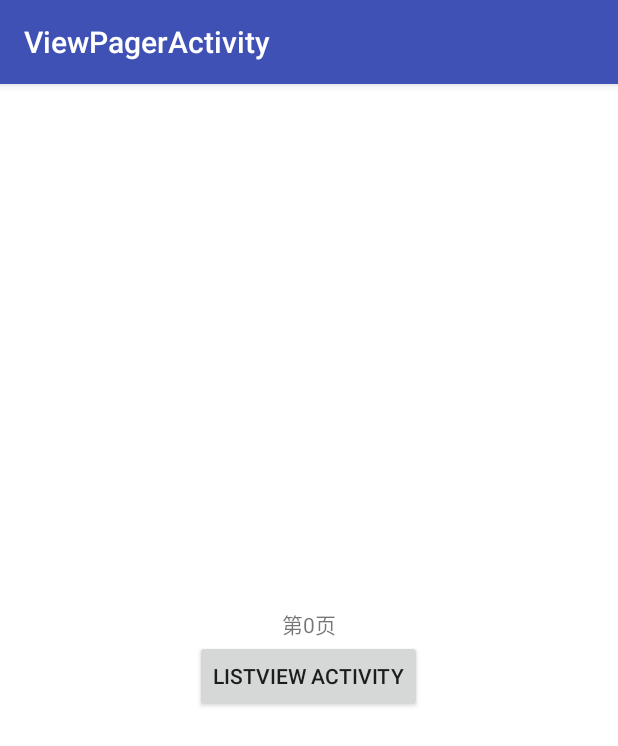
After one commit to aspros18/SlidingClose, an Android app: the ViewPagerActivity screen opened directly, with no data from a screen before it, on a phone screen of 412 x 824 dp. The commit adds this screen. Shown: the top 746 px of the screen. Run offline under Robolectric (Android 15) with nearby library versions, the phone set to English and light mode, and no system bars.

Commit message:
添加滑动关闭测试Activity

```diff
--- /dev/null
+++ b/app/src/main/java/com/aspros/slidingclose/ViewPagerActivity.java
@@ -0,0 +1,66 @@
+package com.aspros.slidingclose;
+
+import android.content.Intent;
+import android.graphics.Color;
+import android.os.Bundle;
+import android.support.annotation.Nullable;
+import android.support.v4.view.PagerAdapter;
+import android.support.v4.view.ViewPager;
+import android.view.LayoutInflater;
+import android.view.View;
+import android.view.ViewGroup;
+import android.widget.Button;
+import android.widget.TextView;
+
+public class ViewPagerActivity extends SlideActivity implements View.OnClickListener {
+    @Override
+    protected void onCreate(@Nullable Bundle savedInstanceState) {
+        super.onCreate(savedInstanceState);
+
+        setContentView(R.layout.activity_view_pager);
+
+        ViewPager viewPager = (ViewPager) findViewById(R.id.view_pager);
+        viewPager.setAdapter(new Adapter());
+    }
+
+    @Override
+    public void onClick(View v) {
+        Intent intent = new Intent(this, ListViewActivity.class);
+        startActivity(intent);
+    }
+
+    private static class Adapter extends PagerAdapter {
+
+        @Override
+        public Object instantiateItem(final ViewGroup container, int position) {
+            View item = LayoutInflater.from(container.getContext()).inflate(R.layout.view_pager_item, container, false);
+            TextView textView = (TextView) item.findViewById(R.id.item_text);
+            Button button = (Button) item.findViewById(R.id.item_button);
+            item.setBackgroundColor(Color.rgb(255 / (position + 1), 255 / (position + 1), 255));
+            textView.setText("第" + position + "页");
+            button.setOnClickListener(new View.OnClickListener() {
+                @Override
+                public void onClick(View v) {
+                    container.getContext().startActivity(new Intent(container.getContext(), ListViewActivity.class));
+                }
+            });
+            container.addView(item);
+            return item;
+        }
+
+        @Override
+        public void destroyItem(ViewGroup container, int position, Object object) {
+            container.removeView((View) object);
+        }
+
+        @Override
+        public int getCount() {
+            return 3;
+        }
+
+        @Override
+        public boolean isViewFromObject(View view, Object object) {
+            return (view == object);
+        }
+    }
+}
--- /dev/null
+++ b/app/src/main/res/layout/activity_view_pager.xml
@@ -0,0 +1,11 @@
+<?xml version="1.0" encoding="utf-8"?>
+<FrameLayout xmlns:android="http://schemas.android.com/apk/res/android"
+    android:layout_width="match_parent"
+    android:layout_height="match_parent"
+    android:background="@android:color/white">
+
+    <android.support.v4.view.ViewPager
+        android:id="@+id/view_pager"
+        android:layout_width="match_parent"
+        android:layout_height="match_parent" />
+</FrameLayout>
--- /dev/null
+++ b/app/src/main/res/layout/view_pager_item.xml
@@ -0,0 +1,18 @@
+<?xml version="1.0" encoding="utf-8"?>
+<LinearLayout xmlns:android="http://schemas.android.com/apk/res/android"
+    android:layout_width="match_parent"
+    android:layout_height="match_parent"
+    android:gravity="center"
+    android:orientation="vertical">
+
+    <TextView
+        android:id="@+id/item_text"
+        android:layout_width="wrap_content"
+        android:layout_height="wrap_content" />
+
+    <Button
+        android:id="@+id/item_button"
+        android:layout_width="wrap_content"
+        android:layout_height="wrap_content"
+        android:text="ListView Activity" />
+</LinearLayout>
--- /dev/null
+++ b/app/src/main/res/values/dimens.xml
@@ -0,0 +1,6 @@
+<resources>
+    <!-- Default screen margins, per the Android Design guidelines. -->
+    <dimen name="activity_horizontal_margin">16dp</dimen>
+    <dimen name="activity_vertical_margin">16dp</dimen>
+    <dimen name="fab_margin">16dp</dimen>
+</resources>
--- a/app/src/main/res/values/strings.xml
+++ b/app/src/main/res/values/strings.xml
@@ -1,3 +1,6 @@
 <resources>
     <string name="app_name">SlidingClose</string>
+    <string name="title_activity_view_pager">ViewPagerActivity</string>
+    <string name="title_activity_list_view">ListViewActivity</string>
+    <string name="title_activity_normal">NormalActivity</string>
 </resources>
--- a/app/src/main/res/values/styles.xml
+++ b/app/src/main/res/values/styles.xml
@@ -6,12 +6,20 @@
         <item name="colorPrimary">@color/colorPrimary</item>
         <item name="colorPrimaryDark">@color/colorPrimaryDark</item>
         <item name="colorAccent">@color/colorAccent</item>
+    </style>
 
+    <style name="AppTheme.Slide" parent="@style/AppTheme">
         <!--Required-->
         <item name="android:windowBackground">@android:color/transparent</item>
         <item name="android:windowIsTranslucent">true</item>
-        <item name="android:windowAnimationStyle">@android:style/Animation</item>
+        <item name="android:windowAnimationStyle">@style/AppTheme.Slide.Animation</item>
+    </style>
 
+    <style name="AppTheme.Slide.Animation" parent="@android:style/Animation.Activity">
+        <item name="android:activityOpenEnterAnimation">@anim/anim_slide_in</item>
+        <item name="android:activityOpenExitAnimation">@anim/anim_slide_out</item>
+        <item name="android:activityCloseEnterAnimation">@anim/anim_slide_in</item>
+        <item name="android:activityCloseExitAnimation">@anim/anim_slide_out</item>
     </style>
 
 </resources>
```
Also changed, not shown: app/src/main/AndroidManifest.xml (+13 -2 lines), app/src/main/java/com/aspros/slidingclose/ListViewActivity.java (added, +33 -0 lines), app/src/main/java/com/aspros/slidingclose/MainActivity.java (+19 -2 lines), app/src/main/java/com/aspros/slidingclose/NormalActivity.java (added, +11 -0 lines), app/src/main/res/layout/activity_list_view.xml (added, +11 -0 lines), app/src/main/res/layout/activity_main.xml (+7 -13 lines), app/src/main/res/layout/activity_normal.xml (added, +15 -0 lines).
